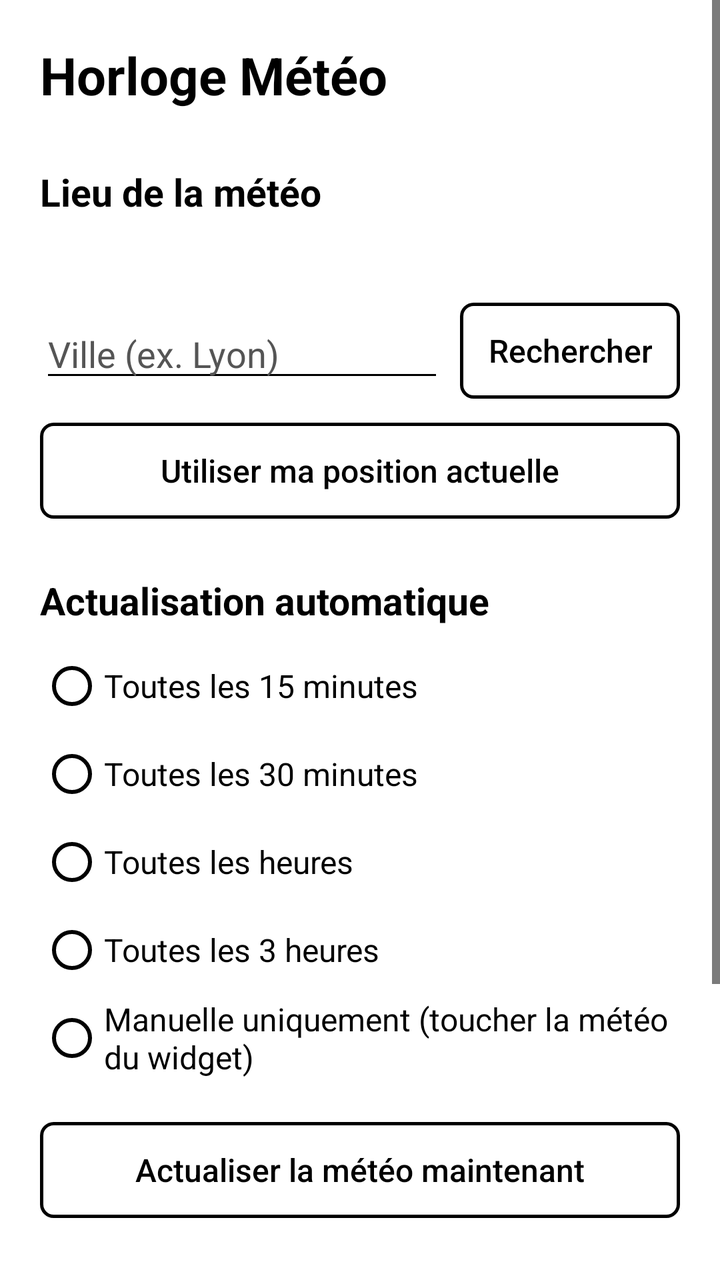
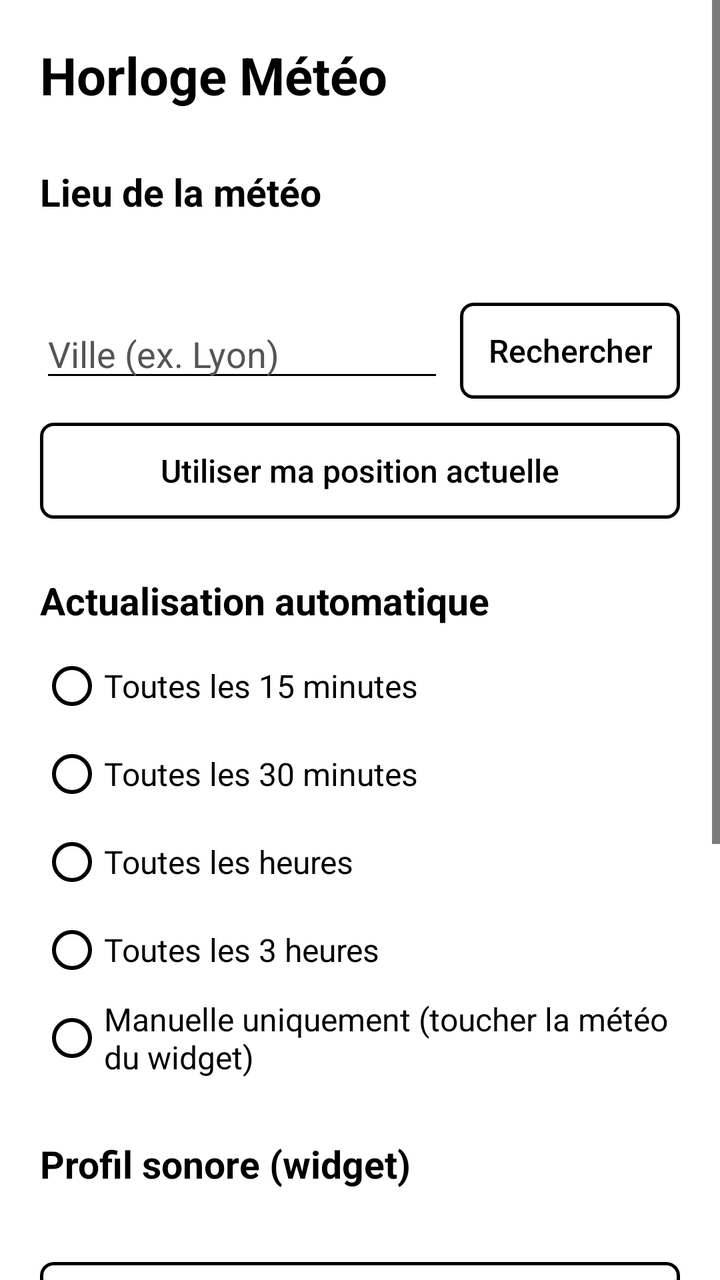

Screens rendered from an Android XML layout before and after an edit, with the pre-edit source and the edit as a unified diff.
<!-- AndroidManifest.xml: application theme AppTheme -->
<!-- res/layout/activity_settings.xml -->
<?xml version="1.0" encoding="utf-8"?>
<ScrollView xmlns:android="http://schemas.android.com/apk/res/android"
    android:layout_width="match_parent"
    android:layout_height="match_parent"
    android:background="#FFFFFF"
    android:fillViewport="true">

    <LinearLayout
        android:layout_width="match_parent"
        android:layout_height="wrap_content"
        android:orientation="vertical"
        android:padding="20dp">

        <TextView
            android:layout_width="wrap_content"
            android:layout_height="wrap_content"
            android:text="@string/app_name"
            android:textColor="#000000"
            android:textSize="26sp"
            android:textStyle="bold" />

        <TextView
            style="@style/SectionTitle"
            android:text="Lieu de la météo" />

        <TextView
            android:id="@+id/current_place"
            android:layout_width="match_parent"
            android:layout_height="wrap_content"
            android:textColor="#000000"
            android:textSize="17sp" />

        <LinearLayout
            android:layout_width="match_parent"
            android:layout_height="wrap_content"
            android:layout_marginTop="12dp"
            android:gravity="center_vertical"
            android:orientation="horizontal">

            <EditText
                android:id="@+id/search_field"
                android:layout_width="0dp"
                android:layout_height="wrap_content"
                android:layout_weight="1"
                android:backgroundTint="#000000"
                android:hint="Ville (ex. Lyon)"
                android:imeOptions="actionSearch"
                android:inputType="textCapWords"
                android:textColor="#000000"
                android:textColorHint="#555555" />

            <Button
                android:id="@+id/search_button"
                style="@style/InkButton"
                android:layout_width="wrap_content"
                android:layout_marginStart="8dp"
                android:text="Rechercher" />
        </LinearLayout>

        <LinearLayout
            android:id="@+id/results"
            android:layout_width="match_parent"
            android:layout_height="wrap_content"
            android:orientation="vertical" />

        <Button
            android:id="@+id/gps_button"
            style="@style/InkButton"
            android:layout_marginTop="12dp"
            android:text="Utiliser ma position actuelle" />

        <TextView
            style="@style/SectionTitle"
            android:text="Actualisation automatique" />

        <RadioGroup
            android:id="@+id/refresh_group"
            android:layout_width="match_parent"
            android:layout_height="wrap_content">

            <RadioButton android:id="@+id/r15" style="@style/InkRadio" android:text="Toutes les 15 minutes" />
            <RadioButton android:id="@+id/r30" style="@style/InkRadio" android:text="Toutes les 30 minutes" />
            <RadioButton android:id="@+id/r60" style="@style/InkRadio" android:text="Toutes les heures" />
            <RadioButton android:id="@+id/r180" style="@style/InkRadio" android:text="Toutes les 3 heures" />
            <RadioButton android:id="@+id/r0" style="@style/InkRadio" android:text="Manuelle uniquement (toucher la météo du widget)" />
        </RadioGroup>

        <Button
            android:id="@+id/refresh_button"
            style="@style/InkButton"
            android:layout_marginTop="20dp"
            android:text="Actualiser la météo maintenant" />

        <TextView
            android:id="@+id/status"
            android:layout_width="match_parent"
            android:layout_height="wrap_content"
            android:layout_marginTop="12dp"
            android:textColor="#000000"
            android:textSize="15sp" />

        <Button
            android:id="@+id/done_button"
            style="@style/InkButton"
            android:layout_marginTop="20dp"
            android:text="Terminer"
            android:textStyle="bold" />

        <TextView
            android:layout_width="match_parent"
            android:layout_height="wrap_content"
            android:layout_marginTop="24dp"
            android:text="Widget : appui long sur l'écran d'accueil → Widgets → « Heure, date et météo » (4×2).\nToucher l'heure ouvre ces réglages, toucher la météo l'actualise.\nDonnées météo : Open-Meteo.com"
            android:textColor="#000000"
            android:textSize="13sp" />
    </LinearLayout>
</ScrollView>
<!-- resources referenced by this layout -->
<resources>
  <string name="app_name">Horloge Météo</string>
  <style name="InkButton">
          <item name="android:layout_width">match_parent</item>
          <item name="android:layout_height">wrap_content</item>
          <item name="android:minHeight">48dp</item>
          <item name="android:background">@drawable/button_outline</item>
          <item name="android:textColor">@color/ink_button_text</item>
          <item name="android:textAllCaps">false</item>
          <item name="android:textSize">16sp</item>
          <item name="android:paddingStart">14dp</item>
          <item name="android:paddingEnd">14dp</item>
          <item name="android:stateListAnimator">@null</item>
      </style>
  <style name="InkRadio">
          <item name="android:layout_width">match_parent</item>
          <item name="android:layout_height">wrap_content</item>
          <item name="android:minHeight">44dp</item>
          <item name="android:buttonTint">#000000</item>
          <item name="android:textColor">#000000</item>
          <item name="android:textSize">16sp</item>
      </style>
  <style name="SectionTitle">
          <item name="android:layout_width">match_parent</item>
          <item name="android:layout_height">wrap_content</item>
          <item name="android:layout_marginTop">28dp</item>
          <item name="android:layout_marginBottom">8dp</item>
          <item name="android:textColor">#000000</item>
          <item name="android:textSize">19sp</item>
          <item name="android:textStyle">bold</item>
      </style>
  <style name="AppTheme" parent="android:Theme.Material.Light.NoActionBar">
          <item name="android:windowBackground">@android:color/white</item>
          <item name="android:colorPrimary">#000000</item>
          <item name="android:colorPrimaryDark">#000000</item>
          <item name="android:colorAccent">#000000</item>
          <item name="android:statusBarColor">#FFFFFF</item>
          <item name="android:windowLightStatusBar">true</item>
          <item name="android:textColorPrimary">#000000</item>
          <item name="android:textColorSecondary">#000000</item>
      </style>
  <!-- drawable button_outline (drawable) -->
  <?xml version="1.0" encoding="utf-8"?>
  <selector xmlns:android="http://schemas.android.com/apk/res/android">
      <item android:state_pressed="true">
          <shape android:shape="rectangle">
              <solid android:color="#000000" />
              <corners android:radius="6dp" />
          </shape>
      </item>
      <item>
          <shape android:shape="rectangle">
              <solid android:color="#FFFFFF" />
              <stroke android:width="1.5dp" android:color="#000000" />
              <corners android:radius="6dp" />
          </shape>
      </item>
  </selector>
</resources>

<!-- the commit's change to res/layout/activity_settings.xml (unified diff, before → after) -->
@@ -85,6 +85,23 @@
             <RadioButton android:id="@+id/r0" style="@style/InkRadio" android:text="Manuelle uniquement (toucher la météo du widget)" />
         </RadioGroup>
 
+        <TextView
+            style="@style/SectionTitle"
+            android:text="Profil sonore (widget)" />
+
+        <TextView
+            android:id="@+id/dnd_status"
+            android:layout_width="match_parent"
+            android:layout_height="wrap_content"
+            android:textColor="#000000"
+            android:textSize="15sp" />
+
+        <Button
+            android:id="@+id/dnd_button"
+            style="@style/InkButton"
+            android:layout_marginTop="8dp"
+            android:text="Autoriser l'accès « Ne pas déranger »" />
+
         <Button
             android:id="@+id/refresh_button"
             style="@style/InkButton"
